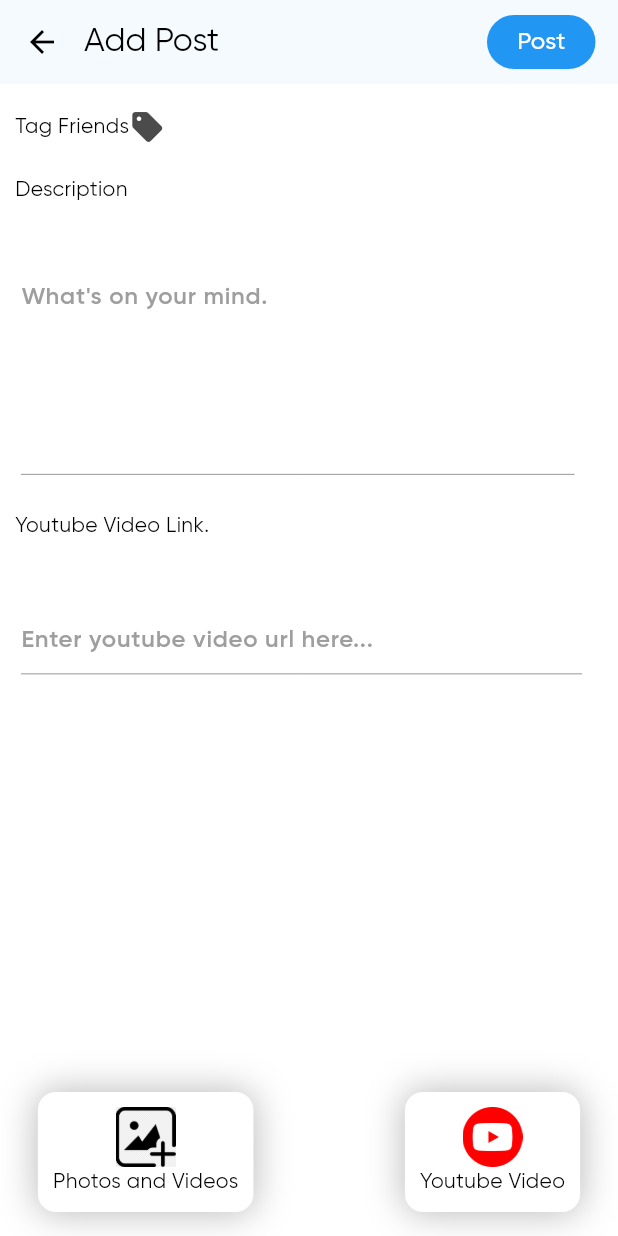
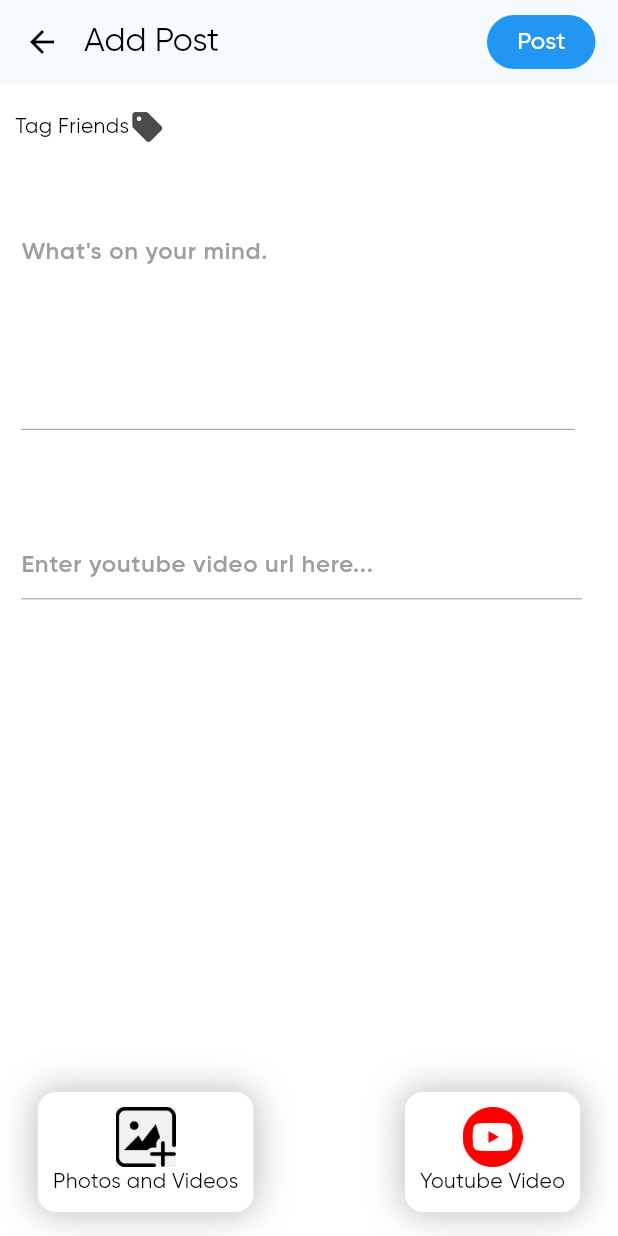
Before and after one commit to What-God-Has-Done-For-Me-Inc/wghdfm, a Flutter app: the AddPost screen opened directly, on a phone screen of 412 x 824 dp. Run offline on Flutter 3.47's test engine with Material 3 defaults, Android fonts, the phone set to English and light mode, and no system bars; our stand-ins replace awesome_notifications, cached_network_image, camera, cloud_firestore, connectivity_plus, dio and 22 more; missing offline and left inert: flutter_inappwebview, light_compressor, tutorial_coach_mark, video_compress_ds, youtube_player_flutter_plus; accounts and stored records are empty; statements that could not run were skipped.

Commit message:
12-01-24(Post Fix)

```diff
--- a/lib/modules/dashbord_module/views/add_post.dart
+++ b/lib/modules/dashbord_module/views/add_post.dart
@@ -393,11 +393,11 @@ class _AddPostState extends State<AddPost> {
                           [],
                     );
                   }),
-              const SizedBox(height: 10),
-              const Text(
-                'Description',
-                style: TextStyle(color: Colors.black),
-              ),
+              // const SizedBox(height: 10),
+              // const Text(
+              //   'Description',
+              //   style: TextStyle(color: Colors.black),
+              // ),
               const SizedBox(height: 10),
               Row(
                 mainAxisAlignment: MainAxisAlignment.start,
@@ -428,10 +428,10 @@ class _AddPostState extends State<AddPost> {
               ),
               const SizedBox(height: 20),
               if (!isPost.value) ...[
-                const Text(
-                  'Youtube Video Link.',
-                  style: TextStyle(color: Colors.black),
-                ),
+                // const Text(
+                //   'Youtube Video Link.',
+                //   style: TextStyle(color: Colors.black),
+                // ),
                 const SizedBox(height: 15),
                 Row(
                   mainAxisAlignment: MainAxisAlignment.start,
@@ -537,16 +537,16 @@ class _AddPostState extends State<AddPost> {
                           });
                     } else {
                       return SizedBox();
-                      return Container(
-                        height: 150,
-                        alignment: Alignment.center,
-                        decoration: BoxDecoration(
-                          border: Border.all(color: Colors.grey, width: 0.5),
-                          borderRadius: BorderRadius.circular(6),
-                        ),
-                        child: Text(
-                            "Please paste youtube video Url to see videos."),
-                      );
+                      // return Container(
+                      //   height: 150,
+                      //   alignment: Alignment.center,
+                      //   decoration: BoxDecoration(
+                      //     border: Border.all(color: Colors.grey, width: 0.5),
+                      //     borderRadius: BorderRadius.circular(6),
+                      //   ),
+                      //   child: Text(
+                      //       "Please paste youtube video Url to see videos."),
+                      // );
                     }
                   },
                 ),
```
